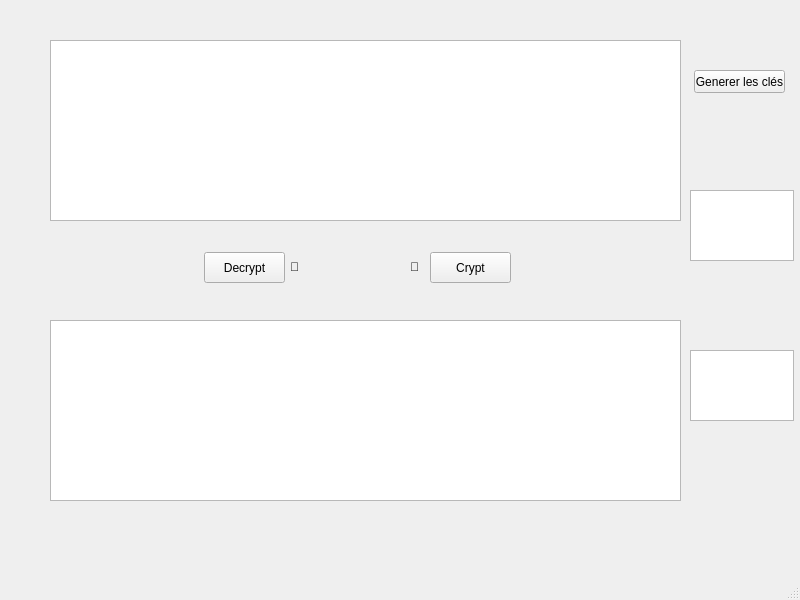
Above: data/ui/mainwindow.ui from Blackfireoff/rsa_gen before the change. Below: the same form after it.
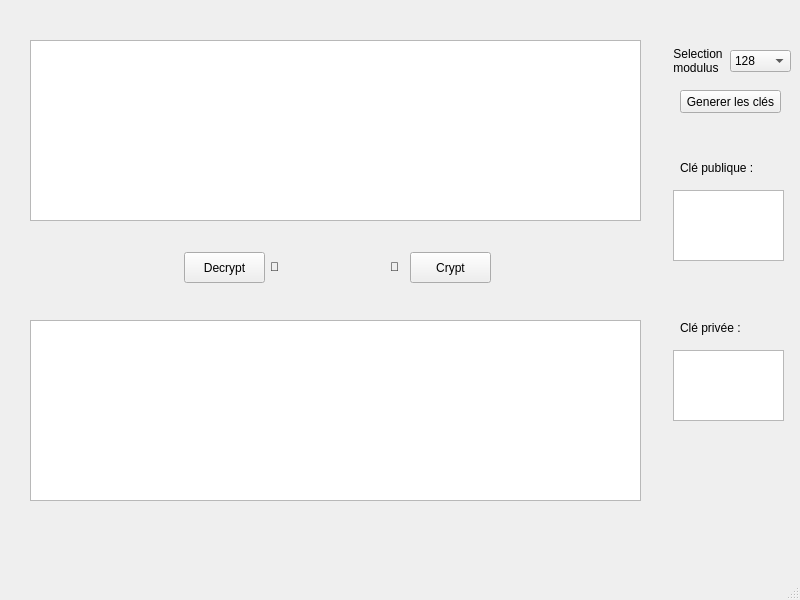
That is the form after the change.

Patch:
```diff
--- a/data/ui/mainwindow.ui
+++ b/data/ui/mainwindow.ui
@@ -17,9 +17,9 @@
    <widget class="QTextEdit" name="TE_cleartext">
     <property name="geometry">
      <rect>
-      <x>50</x>
+      <x>30</x>
       <y>40</y>
-      <width>631</width>
+      <width>611</width>
       <height>181</height>
      </rect>
     </property>
@@ -34,9 +34,9 @@
    <widget class="QTextEdit" name="TE_cryptedtext">
     <property name="geometry">
      <rect>
-      <x>50</x>
+      <x>30</x>
       <y>320</y>
-      <width>631</width>
+      <width>611</width>
       <height>181</height>
      </rect>
     </property>
@@ -51,7 +51,7 @@
    <widget class="QPushButton" name="PB_decrypt">
     <property name="geometry">
      <rect>
-      <x>204</x>
+      <x>184</x>
       <y>252</y>
       <width>81</width>
       <height>31</height>
@@ -64,7 +64,7 @@
    <widget class="QPushButton" name="PB_crypt">
     <property name="geometry">
      <rect>
-      <x>430</x>
+      <x>410</x>
       <y>252</y>
       <width>81</width>
       <height>31</height>
@@ -77,7 +77,7 @@
    <widget class="QLabel" name="label">
     <property name="geometry">
      <rect>
-      <x>290</x>
+      <x>270</x>
       <y>260</y>
       <width>47</width>
       <height>13</height>
@@ -90,7 +90,7 @@
    <widget class="QLabel" name="label_2">
     <property name="geometry">
      <rect>
-      <x>410</x>
+      <x>390</x>
       <y>260</y>
       <width>47</width>
       <height>13</height>
@@ -103,9 +103,9 @@
    <widget class="QPushButton" name="PB_gen_keys">
     <property name="geometry">
      <rect>
-      <x>694</x>
-      <y>70</y>
-      <width>91</width>
+      <x>680</x>
+      <y>90</y>
+      <width>101</width>
       <height>23</height>
      </rect>
     </property>
@@ -116,9 +116,9 @@
    <widget class="QTextEdit" name="textEdit_3">
     <property name="geometry">
      <rect>
-      <x>690</x>
+      <x>673</x>
       <y>190</y>
-      <width>104</width>
+      <width>111</width>
       <height>71</height>
      </rect>
     </property>
@@ -132,9 +132,9 @@
    <widget class="QTextEdit" name="textEdit_4">
     <property name="geometry">
      <rect>
-      <x>690</x>
+      <x>673</x>
       <y>350</y>
-      <width>104</width>
+      <width>111</width>
       <height>71</height>
      </rect>
     </property>
@@ -145,6 +145,96 @@
      <bool>true</bool>
     </property>
    </widget>
+   <widget class="QComboBox" name="CB_nbit">
+    <property name="geometry">
+     <rect>
+      <x>730</x>
+      <y>50</y>
+      <width>61</width>
+      <height>22</height>
+     </rect>
+    </property>
+    <item>
+     <property name="text">
+      <string>128</string>
+     </property>
+    </item>
+    <item>
+     <property name="text">
+      <string>256</string>
+     </property>
+    </item>
+    <item>
+     <property name="text">
+      <string>512</string>
+     </property>
+    </item>
+    <item>
+     <property name="text">
+      <string>1024</string>
+     </property>
+    </item>
+    <item>
+     <property name="text">
+      <string>2048</string>
+     </property>
+    </item>
+    <item>
+     <property name="text">
+      <string>4096</string>
+     </property>
+    </item>
+    <item>
+     <property name="text">
+      <string>8192</string>
+     </property>
+    </item>
+    <item>
+     <property name="text">
+      <string>16 384</string>
+     </property>
+    </item>
+   </widget>
+   <widget class="QLabel" name="label_3">
+    <property name="geometry">
+     <rect>
+      <x>670</x>
+      <y>40</y>
+      <width>61</width>
+      <height>41</height>
+     </rect>
+    </property>
+    <property name="text">
+     <string> Selection 
+ modulus</string>
+    </property>
+   </widget>
+   <widget class="QLabel" name="label_4">
+    <property name="geometry">
+     <rect>
+      <x>680</x>
+      <y>160</y>
+      <width>101</width>
+      <height>16</height>
+     </rect>
+    </property>
+    <property name="text">
+     <string>Clé publique :</string>
+    </property>
+   </widget>
+   <widget class="QLabel" name="label_5">
+    <property name="geometry">
+     <rect>
+      <x>680</x>
+      <y>320</y>
+      <width>101</width>
+      <height>16</height>
+     </rect>
+    </property>
+    <property name="text">
+     <string>Clé privée : </string>
+    </property>
+   </widget>
   </widget>
   <widget class="QMenuBar" name="menubar">
    <property name="geometry">
```
Left out of the diff: 15 changed lines with no effect on the pictures.
